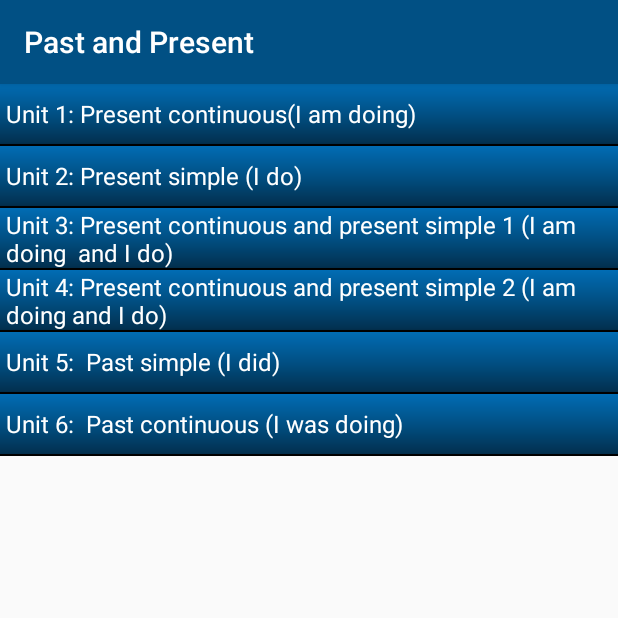
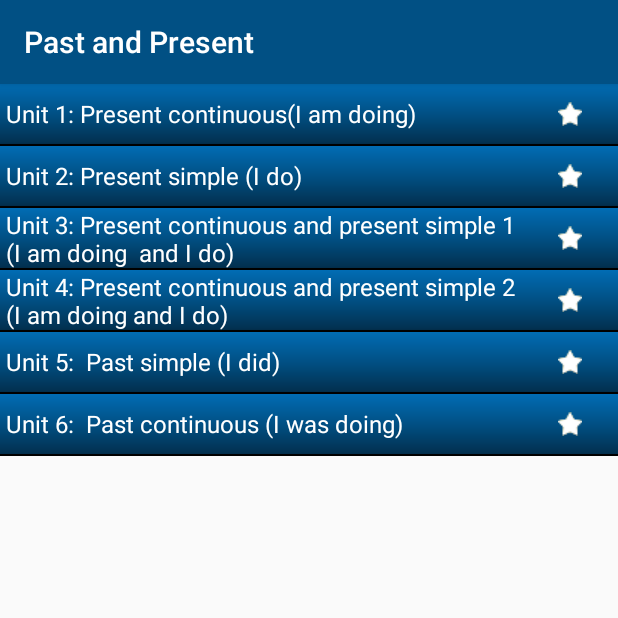
Before and after one commit to havanhuy1997/EnglishGrammer, an Android app: the screen it shows after launch (UnitActivity), after a tap on "Past and Present", on a phone screen of 412 x 824 dp, the top half of it. Run offline under Robolectric (Android 15) with nearby library versions, the phone set to English and light mode, and no system bars; our stand-ins replace ButterKnife; libraries missing offline, so code that uses them is left out: com.squareup.leakcanary; 2 statements that could not run were skipped.

Commit message:
addFavorite

```diff
--- a/app/src/main/java/com/example/huyva/englishgrammer/activities/drawerActivity/DrawerActivity.java
+++ b/app/src/main/java/com/example/huyva/englishgrammer/activities/drawerActivity/DrawerActivity.java
@@ -49,11 +49,11 @@ public class DrawerActivity extends AppCompatActivity
         int id = item.getItemId();
 
         if (id == R.id.nav_grammer) {
-            // Handle the camera action
+            drawerPresenter.updateDisplay(0);
         } else if (id == R.id.nav_favorite_unit) {
-
+            drawerPresenter.updateDisplay(1);
         } else if (id == R.id.nav_progress) {
-
+            drawerPresenter.updateDisplay(2);
         }
 
         DrawerLayout drawer = (DrawerLayout) findViewById(R.id.drawer_layout);
--- a/app/src/main/java/com/example/huyva/englishgrammer/activities/drawerActivity/DrawerPresenter.java
+++ b/app/src/main/java/com/example/huyva/englishgrammer/activities/drawerActivity/DrawerPresenter.java
@@ -1,11 +1,12 @@
 package com.example.huyva.englishgrammer.activities.drawerActivity;
 
 import android.app.Activity;
-import android.app.Fragment;
 import android.app.FragmentManager;
 import android.util.Log;
+import android.app.Fragment;
 
 import com.example.huyva.englishgrammer.R;
+import com.example.huyva.englishgrammer.fragments.FavoriteFragment;
 import com.example.huyva.englishgrammer.fragments.TopicFragment;
 import com.example.huyva.englishgrammer.models.database.Database;
 
@@ -24,20 +25,24 @@ public class DrawerPresenter {
 
 
     public void updateDisplay(int position) {
-        TopicFragment fragment = null;
+        Fragment fragment = null;
         switch (position) {
             case 0:
-                fragment  = new TopicFragment();
-                fragment.setmContext(mContext);
-                changeFragment(fragment);
+                TopicFragment topicFragment  = new TopicFragment();
+                topicFragment.setmContext(mContext);
+                fragment = topicFragment;
                 break;
             case 1:
+                FavoriteFragment favoriteFragment  = new FavoriteFragment();
+                favoriteFragment.setContext(mContext);
+                fragment = favoriteFragment;
                 break;
             case 2:
                 break;
             default:
                 break;
         }
+        changeFragment(fragment);
     }
 
     private void changeFragment(Fragment fragment){
--- a/app/src/main/java/com/example/huyva/englishgrammer/activities/unitActivity/UnitActivity.java
+++ b/app/src/main/java/com/example/huyva/englishgrammer/activities/unitActivity/UnitActivity.java
@@ -2,8 +2,6 @@ package com.example.huyva.englishgrammer.activities.unitActivity;
 
 import android.content.Context;
 import android.content.Intent;
-import android.database.Cursor;
-import android.database.sqlite.SQLiteDatabase;
 import android.os.Bundle;
 import android.support.v7.app.AppCompatActivity;
 import android.support.v7.widget.LinearLayoutManager;
@@ -13,8 +11,6 @@ import android.util.Log;
 import com.example.huyva.englishgrammer.R;
 import com.example.huyva.englishgrammer.activities.learningActivity.LearningActivity;
 import com.example.huyva.englishgrammer.adapters.UnitAdapter;
-import com.example.huyva.englishgrammer.models.database.Database;
-import com.example.huyva.englishgrammer.models.database.DatabaseColume;
 import com.example.huyva.englishgrammer.objects.Topic;
 import com.example.huyva.englishgrammer.objects.Unit;
 
@@ -32,9 +28,8 @@ public class UnitActivity extends AppCompatActivity {
     Context context =this;
     List<Unit> unitList = new ArrayList<>();
     UnitAdapter unitAdapter;
-    Database database;
-    SQLiteDatabase sqLiteDatabase;
     UnitAdapter.OnItemClickListener listener;
+    UnitPresenter unitPresenter;
 
     @Override
     protected void onDestroy() {
@@ -49,6 +44,7 @@ public class UnitActivity extends AppCompatActivity {
     protected void onStop() {
         super.onStop();
         Log.d(TAG,"onStop");
+        unitPresenter.setmContext(null);
     }
 
 
@@ -60,20 +56,14 @@ public class UnitActivity extends AppCompatActivity {
         ButterKnife.bind(this);
         Log.d(TAG,"onCreate");
 
-        Topic topic = (Topic) getIntent().getSerializableExtra("topic");
+        final Topic topic = (Topic) getIntent().getSerializableExtra("topic");
         if (topic != null){
             Log.d(TAG,topic.getNameTopic());
         }
-        database = new Database();
-        database.setmContext(getApplicationContext());
-        sqLiteDatabase = Database.getInstance();
-        Cursor cursor = sqLiteDatabase.rawQuery("SELECT * from unit WHERE topic_name = '"+topic.getNameTopic()+"'",null);
-        while (cursor.moveToNext()){
-           String unitName = cursor.getString(DatabaseColume.unitNameColumn);
-            String urlGrammer = cursor.getString(DatabaseColume.urlGrammerColumn);
-            String urlExercise = cursor.getString(DatabaseColume.urlExerciseColumn);
-            unitList.add(new Unit(unitName,urlGrammer,urlExercise));
-        }
+
+        unitPresenter = new UnitPresenter(this);
+        unitList = unitPresenter.getUnit(topic.getNameTopic());
+
         if (unitList.size() != 0){
             listener = new UnitAdapter.OnItemClickListener() {
                 @Override
@@ -82,6 +72,15 @@ public class UnitActivity extends AppCompatActivity {
                     Intent i = new Intent(context, LearningActivity.class);
                     i.putExtra("unit",unit);
                     startActivity(i);
+                }
+
+                @Override
+                public void onFavoriteClick(Unit unit) {
+                   unit.setFavorite(!unit.isFavorite());
+                   unitPresenter.updateFavorite(unit.getNameUnit(), unit.isFavorite());
+                   unitList.clear();
+                   unitList.addAll(unitPresenter.getUnit(topic.getNameTopic()));
+                   unitAdapter.notifyDataSetChanged();
                 }
             };
             unitAdapter = new UnitAdapter(unitList, listener);
--- /dev/null
+++ b/app/src/main/java/com/example/huyva/englishgrammer/activities/unitActivity/UnitPresenter.java
@@ -0,0 +1,95 @@
+package com.example.huyva.englishgrammer.activities.unitActivity;
+
+import android.content.ContentValues;
+import android.content.Context;
+import android.database.Cursor;
+import android.database.sqlite.SQLiteDatabase;
+import android.util.Log;
+
+import com.example.huyva.englishgrammer.models.database.Database;
+import com.example.huyva.englishgrammer.models.database.DatabaseColume;
+import com.example.huyva.englishgrammer.objects.Unit;
+
+import java.util.ArrayList;
+import java.util.List;
+
+/**
+ * Created by huyva on 2/8/2018.
+ */
+
+public class UnitPresenter {
+    private final String TAG = "UnitPresenter";
+
+    private Context mContext;
+    private Database database;
+    private SQLiteDatabase sqLiteDatabase;
+
+    public Context getmContext() {
+        return mContext;
+    }
+
+    public void setmContext(Context mContext) {
+        this.mContext = mContext;
+    }
+
+    public UnitPresenter(Context mContext){
+        this.mContext = mContext;
+        database = new Database();
+        database.setmContext(mContext.getApplicationContext());
+        sqLiteDatabase = Database.getInstance();
+    }
+
+    /***
+     * Gets lists of units from database
+     * @param topicName Name of yopic
+     * @return lists of unit
+     */
+
+    public List<Unit> getUnit(String topicName){
+        List<Unit> unitList = new ArrayList<>();
+        Cursor cursor = sqLiteDatabase.rawQuery("SELECT * from unit WHERE topic_name = '"+topicName+"'",null);
+        while (cursor.moveToNext()){
+            String unitName = cursor.getString(DatabaseColume.unitNameColumn);
+            String urlGrammer = cursor.getString(DatabaseColume.urlGrammerColumn);
+            String urlExercise = cursor.getString(DatabaseColume.urlExerciseColumn);
+            Boolean isFavorite = cursor.getInt(DatabaseColume.favoriteUnitColumn) > 0;
+            unitList.add(new Unit(unitName,urlGrammer,urlExercise, isFavorite));
+        }
+        return unitList;
+    }
+
+    /***
+     * Updata to database when users click faovrite button
+     * @param unitName name of Unit
+     * @param isFavorite
+     */
+
+    public void updateFavorite(String unitName, boolean isFavorite){
+        ContentValues cv = new ContentValues();
+        if (isFavorite){
+            cv.put(DatabaseColume.favoriteColumn, 1);
+        }else {
+            cv.put(DatabaseColume.favoriteColumn, 0);
+        }
+
+
+        int effectRow = sqLiteDatabase.update("unit", cv, DatabaseColume.unitColumnName + "='" + unitName+"'", null);
+        if (!(effectRow > 0)){
+            Log.d(TAG,"error Update");
+        }
+    }
+
+    public List<Unit> getFavoriteUnit(){
+        List<Unit> unitList = new ArrayList<>();
+        Cursor cursor = sqLiteDatabase.rawQuery("SELECT * from unit WHERE " + DatabaseColume.favoriteColumn + " = 1",null);
+        while (cursor.moveToNext()){
+            String unitName = cursor.getString(DatabaseColume.unitNameColumn);
+            String urlGrammer = cursor.getString(DatabaseColume.urlGrammerColumn);
+            String urlExercise = cursor.getString(DatabaseColume.urlExerciseColumn);
+            Boolean isFavorite = true;
+            unitList.add(new Unit(unitName,urlGrammer,urlExercise, isFavorite));
+        }
+        return unitList;
+    }
+
+}
--- a/app/src/main/java/com/example/huyva/englishgrammer/adapters/UnitAdapter.java
+++ b/app/src/main/java/com/example/huyva/englishgrammer/adapters/UnitAdapter.java
@@ -4,6 +4,7 @@ import android.support.v7.widget.RecyclerView;
 import android.view.LayoutInflater;
 import android.view.View;
 import android.view.ViewGroup;
+import android.widget.ImageButton;
 import android.widget.TextView;
 
 import com.example.huyva.englishgrammer.R;
@@ -56,6 +57,9 @@ public class UnitAdapter extends RecyclerView.Adapter<UnitAdapter.UnitHolder> {
     class UnitHolder extends RecyclerView.ViewHolder{
         @BindView(R.id.txtUnit)
         TextView txtUnit;
+        @BindView(R.id.btnFavorite)
+        ImageButton btnFavorite;
+
         public UnitHolder(View itemView) {
             super(itemView);
             ButterKnife.bind(this,itemView);
@@ -64,16 +68,33 @@ public class UnitAdapter extends RecyclerView.Adapter<UnitAdapter.UnitHolder> {
         void bind(int position, final OnItemClickListener listener){
             final Unit unit = unitList.get(position);
             txtUnit.setText(unit.getNameUnit());
+
+            if (unit.isFavorite()){
+                btnFavorite.setImageResource(R.drawable.ic_favorite_press);
+            }
+            else{
+                btnFavorite.setImageResource(R.drawable.ic_favorite);
+            }
+
             txtUnit.setOnClickListener(new View.OnClickListener() {
                 @Override
                 public void onClick(View view) {
                     listener.onUnitClick(unit);
                 }
             });
+
+            btnFavorite.setOnClickListener(new View.OnClickListener() {
+                @Override
+                public void onClick(View v) {
+                    listener.onFavoriteClick(unit);
+                }
+            });
+
         }
     }
 
     public interface OnItemClickListener{
         void onUnitClick(Unit unit);
+        void onFavoriteClick(Unit unit);
     }
 }
--- a/app/src/main/java/com/example/huyva/englishgrammer/models/database/DatabaseColume.java
+++ b/app/src/main/java/com/example/huyva/englishgrammer/models/database/DatabaseColume.java
@@ -17,4 +17,5 @@ public class DatabaseColume {
     public static final String scoreColumnName = "score";
     public static final String previousScoreColumnName = "previous_score";
     public static final String maxScoreColumnName = "max_score";
+    public static final String favoriteColumn = "favorite_unit";
 }
--- a/app/src/main/java/com/example/huyva/englishgrammer/objects/Unit.java
+++ b/app/src/main/java/com/example/huyva/englishgrammer/objects/Unit.java
@@ -10,11 +10,13 @@ public class Unit implements Serializable{
     private String nameUnit;
     private String urlGrammer;
     private String urlExercise;
+    private boolean isFavorite;
 
-    public Unit(String nameUnit, String urlGrammer, String urlExercise){
+    public Unit(String nameUnit, String urlGrammer, String urlExercise, boolean isFavorite){
         this.nameUnit = nameUnit;
         this.urlGrammer = urlGrammer;
         this.urlExercise = urlExercise;
+        this.isFavorite = isFavorite;
     }
 
     public String getNameUnit() {
@@ -40,4 +42,12 @@ public class Unit implements Serializable{
     public void setUrlExercise(String urlExercise) {
         this.urlExercise = urlExercise;
     }
+
+    public boolean isFavorite() {
+        return isFavorite;
+    }
+
+    public void setFavorite(boolean favorite) {
+        isFavorite = favorite;
+    }
 }
--- a/app/src/main/res/layout/activity_drawer.xml
+++ b/app/src/main/res/layout/activity_drawer.xml
@@ -35,6 +35,7 @@
         android:layout_gravity="start"
         android:fitsSystemWindows="true"
         app:headerLayout="@layout/nav_header_drawer"
-        app:menu="@menu/activity_drawer_drawer" />
+        app:menu="@menu/activity_drawer_drawer"
+        android:background="@drawable/nav_menu"/>
 
 </android.support.v4.widget.DrawerLayout>
--- a/app/src/main/res/layout/item_unit.xml
+++ b/app/src/main/res/layout/item_unit.xml
@@ -1,5 +1,6 @@
 <?xml version="1.0" encoding="utf-8"?>
 <LinearLayout xmlns:android="http://schemas.android.com/apk/res/android"
+    xmlns:app="http://schemas.android.com/apk/res-auto"
     android:layout_width="match_parent"
     android:layout_height="wrap_content">
 
@@ -8,16 +9,32 @@
         android:layout_height="match_parent"
         android:orientation="vertical">
 
+        <LinearLayout
+            android:layout_width="match_parent"
+            android:layout_height="wrap_content"
+            android:orientation="horizontal">
+
             <TextView
                 android:id="@+id/txtUnit"
-            android:layout_width="match_parent"
+                android:layout_width="300dp"
                 android:layout_height="40dp"
+                android:layout_weight="1"
                 android:background="@drawable/topic"
                 android:gravity="left|center"
                 android:paddingLeft="4dp"
                 android:text="Past and present"
                 android:textColor="@android:color/background_light"
                 android:textSize="16sp" />
+
+            <ImageButton
+                android:id="@+id/btnFavorite"
+                android:layout_width="wrap_content"
+                android:layout_height="match_parent"
+                android:layout_weight="1"
+                android:background="@drawable/topic"
+                app:srcCompat="@drawable/ic_favorite" />
+
+        </LinearLayout>
 
         <Button
             android:id="@+id/button"
--- a/app/src/main/res/values/strings.xml
+++ b/app/src/main/res/values/strings.xml
@@ -1,5 +1,5 @@
 <resources>
-    <string name="app_name">EnglishGrammer</string>
+    <string name="app_name">English Grammer</string>
     <string name="title_activity_drawer">DrawerActivity</string>
 
     <string name="navigation_drawer_open">Open navigation drawer</string>
```
Also changed, not shown: app/src/main/java/com/example/huyva/englishgrammer/fragments/ExerciseFragment.java (+5 -5 lines), app/src/main/java/com/example/huyva/englishgrammer/fragments/FavoriteFragment.java (added, +108 -0 lines), app/src/main/java/com/example/huyva/englishgrammer/utils/WebAppInterfaceExercise.java (added, +113 -0 lines), app/src/main/res/drawable/nav_menu.xml (added, +9 -0 lines), app/src/main/res/layout/fragment_favorite.xml (added, +12 -0 lines), app/src/main/assets/EnglishGrammer.sqlite, app/src/main/res/drawable/ic_favorite.png (added), app/src/main/res/drawable/ic_favorite_press.png (added), 1 other file. Lines whose indentation alone changed are shown as unchanged.
